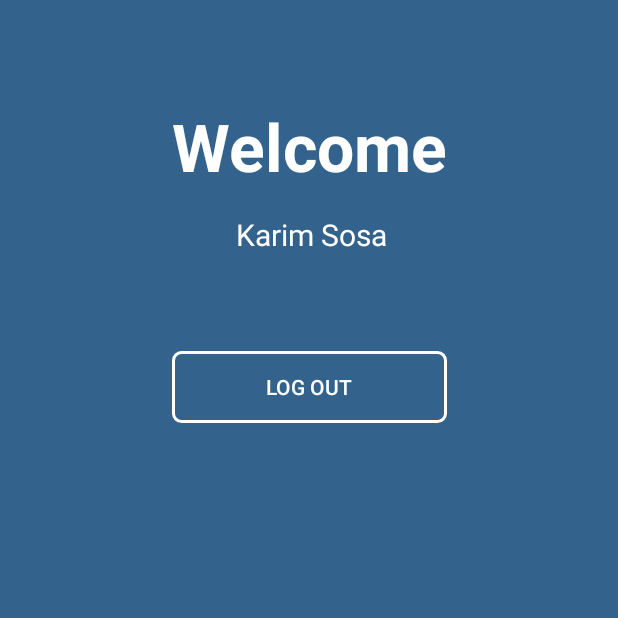
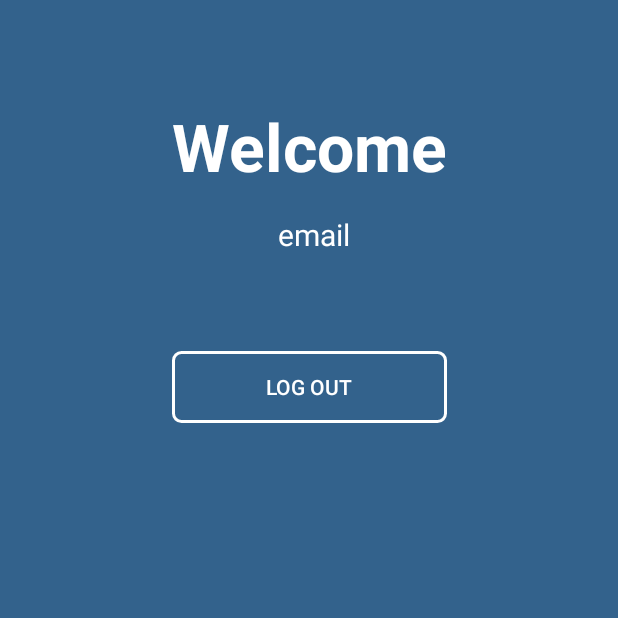
Before and after one commit to MaRio0607/Login_signUp, an Android app: the HomeFragment screen opened through its navigation route, on a phone screen of 412 x 824 dp, the top half of it. Run offline under Robolectric (Android 15) with nearby library versions, the phone set to English and light mode, and no system bars; our stand-ins replace Firebase (no records; nobody signed in at launch, a user with empty details on screens opened directly), navigation-ui; Roboto replaces fonts that are not available here.

Commit message:
email-falta

```diff
--- a/app/src/main/res/layout/fragment_home.xml
+++ b/app/src/main/res/layout/fragment_home.xml
@@ -42,7 +42,7 @@
                 android:layout_width="wrap_content"
                 android:layout_height="wrap_content"
                 android:layout_marginTop="16dp"
-                android:text="Karim Sosa"
+                android:text="email"
                 android:textColor="@color/white"
                 android:textSize="20dp"
                 app:layout_constraintEnd_toEndOf="@+id/logout"
```
